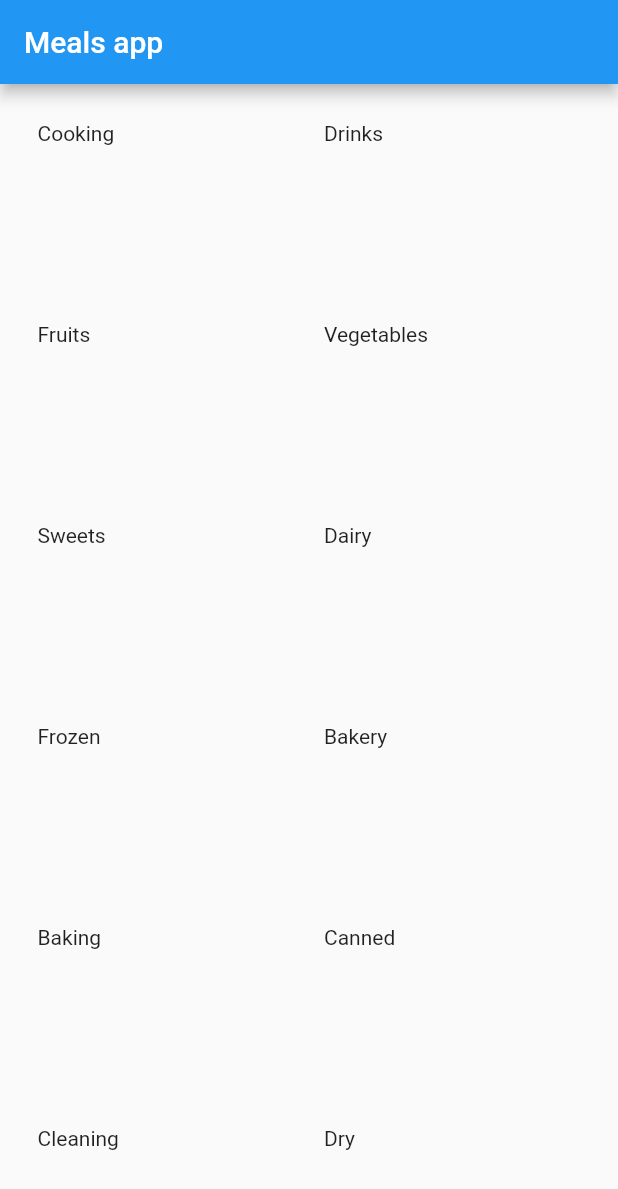
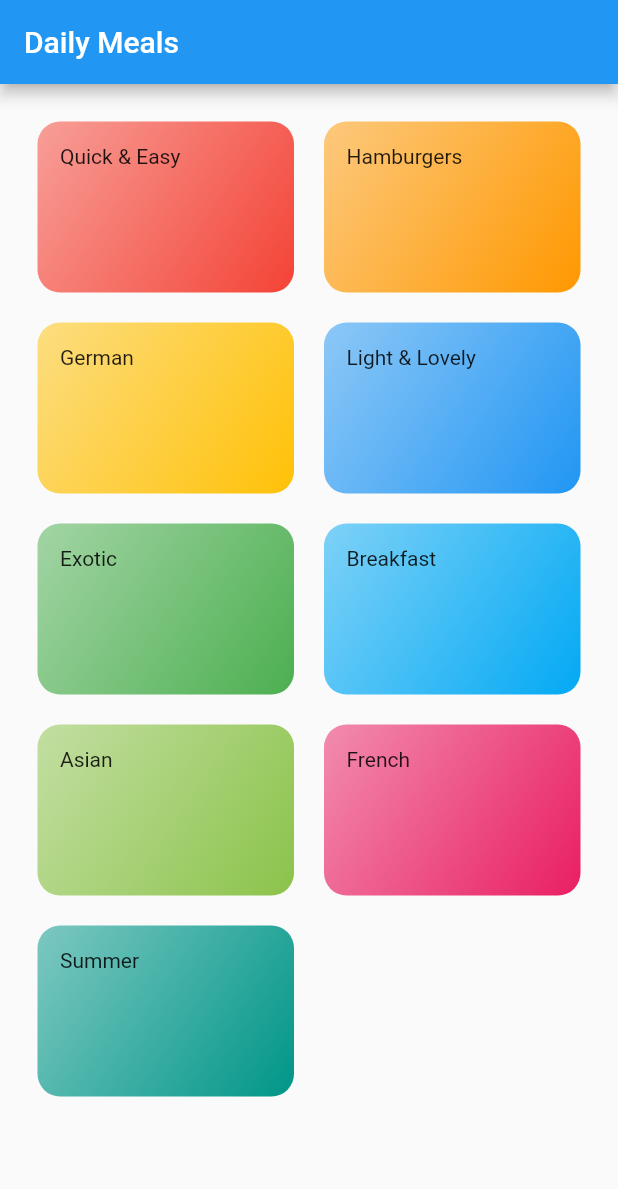
Before and after one commit to Hussain-7/Flutter_meals_app, a Flutter app: the screen it shows after launch, on a phone screen of 412 x 824 dp. Shown: the top 1189 px of the screen. Run offline on Flutter 3.47's test engine with Material 2 defaults, Android fonts, the phone set to English and light mode, and no system bars.

```diff
--- a/lib/categories_screen.dart
+++ b/lib/categories_screen.dart
@@ -1,39 +1,26 @@
 import 'package:flutter/material.dart';
+import 'package:meal_app/category_item.dart';
+import 'package:meal_app/dummy_data.dart';
 
 class CategoriesScreen extends StatelessWidget {
   @override
   Widget build(BuildContext context) {
-    return GridView(
+    return Scaffold(
+      appBar: AppBar(
+        title: Text('Daily Meals'),
+      ),
+      body: GridView(
         padding: const EdgeInsets.all(25),
-      children: const <Widget>[
-        const Text('Cooking'),
-        const Text('Drinks'),
-        const Text('Fruits'),
-        const Text('Vegetables'),
-        const Text('Sweets'),
-        const Text('Dairy'),
-        const Text('Frozen'),
-        const Text('Bakery'),
-        const Text('Baking'),
-        const Text('Canned'),
-        const Text('Cleaning'),
-        const Text('Dry'),
-        const Text('Frozen'),
-        const Text('Meat'),
-        const Text('Produce'),
-        const Text('Snacks'),
-        const Text('Spices'),
-        const Text('Sweets'),
-        const Text('Tea'),
-        const Text('Toiletries'),
-        const Text('Wine'),
-      ],
+        children: DUMMY_CATEGORIES
+            .map((catData) => CategoryItem(catData.title, catData.color))
+            .toList(),
         gridDelegate: const SliverGridDelegateWithMaxCrossAxisExtent(
           maxCrossAxisExtent: 200,
           childAspectRatio: 3 / 2,
           crossAxisSpacing: 20,
           mainAxisSpacing: 20,
         ),
+      ),
     );
   }
 }
--- /dev/null
+++ b/lib/category_item.dart
@@ -0,0 +1,25 @@
+import 'package:flutter/material.dart';
+
+class CategoryItem extends StatelessWidget {
+  final String title;
+  final Color color;
+
+  CategoryItem(this.title, this.color);
+
+  @override
+  Widget build(BuildContext context) {
+    return Container(
+      padding: const EdgeInsets.all(15),
+      child: Text(
+        title,
+      ),
+      decoration: BoxDecoration(
+        gradient: LinearGradient(
+            colors: [color.withOpacity(0.5), color],
+            begin: Alignment.topLeft,
+            end: Alignment.bottomRight),
+        borderRadius: BorderRadius.circular(15),
+      ),
+    );
+  }
+}
--- a/lib/main.dart
+++ b/lib/main.dart
@@ -14,58 +14,7 @@ class MyApp extends StatelessWidget {
       theme: ThemeData(
         primarySwatch: Colors.blue,
       ),
-      home: const MyHomePage(title: 'Meals app'),
+      home: CategoriesScreen(),
     );
   }
 }
-
-class MyHomePage extends StatefulWidget {
-  const MyHomePage({Key? key, required this.title}) : super(key: key);
-
-  // This widget is the home page of your application. It is stateful, meaning
-  // that it has a State object (defined below) that contains fields that affect
-  // how it looks.
-
-  // This class is the configuration for the state. It holds the values (in this
-  // case the title) provided by the parent (in this case the App widget) and
-  // used by the build method of the State. Fields in a Widget subclass are
-  // always marked "final".
-
-  final String title;
-
-  @override
-  State<MyHomePage> createState() => _MyHomePageState();
-}
-
-class _MyHomePageState extends State<MyHomePage> {
-  int _counter = 0;
-
-  void _incrementCounter() {
-    setState(() {
-      // This call to setState tells the Flutter framework that something has
-      // changed in this State, which causes it to rerun the build method below
-      // so that the display can reflect the updated values. If we changed
-      // _counter without calling setState(), then the build method would not be
-      // called again, and so nothing would appear to happen.
-      _counter++;
-    });
-  }
-
-  @override
-  Widget build(BuildContext context) {
-    // This method is rerun every time setState is called, for instance as done
-    // by the _incrementCounter method above.
-    //
-    // The Flutter framework has been optimized to make rerunning build methods
-    // fast, so that you can just rebuild anything that needs updating rather
-    // than having to individually change instances of widgets.
-    return Scaffold(
-      appBar: AppBar(
-        // Here we take the value from the MyHomePage object that was created by
-        // the App.build method, and use it to set our appbar title.
-        title: Text(widget.title),
-      ),
-      body: CategoriesScreen(),
-    );
-  }
-}
```
Also changed, not shown: pubspec.yaml (+17 -11 lines), assets/fonts/Raleway-Bold.ttf (added), assets/fonts/Raleway-Regular.ttf (added), assets/fonts/RobotoCondensed-Bold.ttf (added), assets/fonts/RobotoCondensed-Italic.ttf (added), assets/fonts/RobotoCondensed-Light.ttf (added), assets/fonts/RobotoCondensed-Regular.ttf (added). Lines whose indentation alone changed are shown as unchanged.
